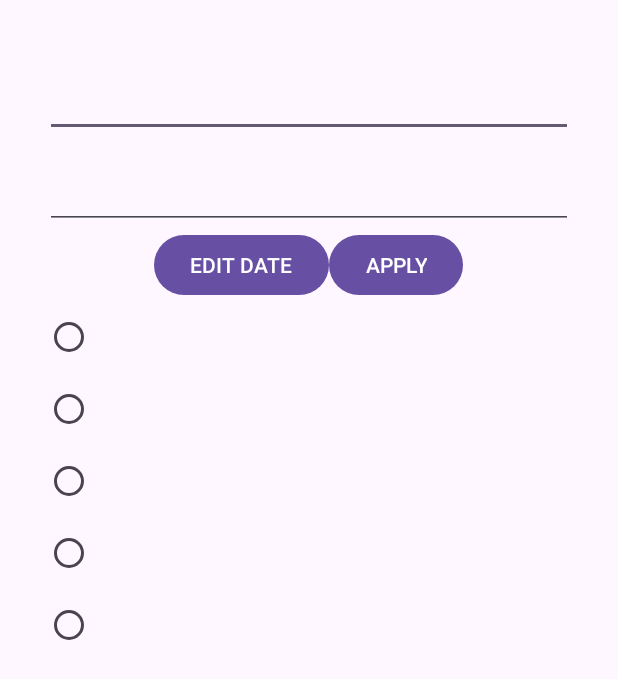
After one commit to alphadrow/MyNotes, an Android app: the layout fragment_dialog_note_properties_edit.xml on its own in the app's theme, with its tools: preview values and no code run, on a phone screen of 412 x 824 dp. The commit adds this screen. Shown: the top 679 px of the screen. Run offline under Robolectric (Android 15) with nearby library versions, the phone set to English and light mode, and no system bars.

Commit message:
последние изменения

```diff
--- a/app/src/main/AndroidManifest.xml
+++ b/app/src/main/AndroidManifest.xml
@@ -7,6 +7,7 @@
     <uses-permission android:name="android.permission.ACCESS_NETWORK_STATE" />
 
     <application
+        android:name=".MyApp"
         android:allowBackup="true"
         android:dataExtractionRules="@xml/data_extraction_rules"
         android:fullBackupContent="@xml/backup_rules"
--- a/app/src/main/java/ru/alphadrow/gb/mynotes/AboutFragment.java
+++ b/app/src/main/java/ru/alphadrow/gb/mynotes/AboutFragment.java
@@ -26,4 +26,5 @@ public class AboutFragment extends Fragment {
         // Inflate the layout for this fragment
         return inflater.inflate(R.layout.fragment_about, container, false);
     }
+
 }
--- a/app/src/main/java/ru/alphadrow/gb/mynotes/NotePropertiesFragmentEdit.java
+++ b/app/src/main/java/ru/alphadrow/gb/mynotes/NotePropertiesFragmentEdit.java
@@ -80,6 +80,7 @@ public class NotePropertiesFragmentEdit extends Fragment implements MyOnClickLis
     @Override
     public void onViewCreated(@NonNull View view, @Nullable Bundle savedInstanceState) {
         super.onViewCreated(view, savedInstanceState);
+        publisher = MyApp.getPublisher();
         initContent(view);
         setContent();
     }
@@ -213,7 +214,6 @@ public class NotePropertiesFragmentEdit extends Fragment implements MyOnClickLis
     @Override
     public void onAttach(@NonNull Context context) {
         super.onAttach(context);
-        publisher = ((MainActivity) context).getPublisher();
     }
 
     @Override
@@ -225,6 +225,5 @@ public class NotePropertiesFragmentEdit extends Fragment implements MyOnClickLis
     @Override
     public void onDestroy() {
         super.onDestroy();
-        publisher.notifyTask(currentNote);
     }
 }
--- a/app/src/main/java/ru/alphadrow/gb/mynotes/observe/Publisher.java
+++ b/app/src/main/java/ru/alphadrow/gb/mynotes/observe/Publisher.java
@@ -23,7 +23,7 @@ public class Publisher {
     public void notifyTask(Note note){
         for (Observer observer: observers) {
             observer.updateState(note);
-            unsubscribe(observer);
+            unsubscribe(observer); //TODO понять почему мы отписываемся
         }
     }
 }
--- /dev/null
+++ b/app/src/main/res/layout/fragment_dialog_note_properties_edit.xml
@@ -0,0 +1,80 @@
+<?xml version="1.0" encoding="utf-8"?>
+<LinearLayout xmlns:android="http://schemas.android.com/apk/res/android"
+    android:layout_width="match_parent"
+    android:layout_height="wrap_content"
+    android:layout_marginStart="@dimen/dialog_margin_size"
+    android:layout_marginEnd="@dimen/dialog_margin_size"
+    android:layout_marginTop="@dimen/dialog_margin_size"
+    android:gravity="top"
+    android:orientation="vertical">
+
+
+
+    <ScrollView
+        android:layout_width="match_parent"
+        android:layout_height="match_parent">
+        <RadioGroup
+            android:id="@+id/importanceRG"
+            android:layout_width="match_parent"
+            android:layout_height="wrap_content"
+            >
+            <androidx.appcompat.widget.AppCompatEditText
+                android:id="@+id/nameEditText"
+                android:layout_width="match_parent"
+                android:layout_height="wrap_content"
+                android:textSize="@dimen/text_size" />
+
+            <androidx.appcompat.widget.AppCompatEditText
+                android:id="@+id/descriptionEditText"
+                android:layout_width="match_parent"
+                android:layout_height="wrap_content"
+                android:textSize="@dimen/text_size" />
+            <LinearLayout
+                android:layout_width="wrap_content"
+                android:layout_height="match_parent"
+                android:orientation="horizontal"
+                android:layout_gravity="center">
+                <Button
+                    android:id="@+id/editDate"
+                    android:text="@string/edit_date"
+                    android:layout_width="wrap_content"
+                    android:layout_height="wrap_content"
+                    android:layout_gravity="center" />
+                <Button
+                    android:id="@+id/applyButton"
+                    android:text="@string/apply"
+                    android:layout_width="wrap_content"
+                    android:layout_height="wrap_content"
+                    android:layout_gravity="center" />
+            </LinearLayout>
+
+
+            <androidx.appcompat.widget.AppCompatRadioButton
+                android:id="@+id/forgetAboutItImportanceRB"
+                android:layout_width="match_parent"
+                android:layout_height="wrap_content" />
+
+            <androidx.appcompat.widget.AppCompatRadioButton
+                android:id="@+id/lowImportanceRB"
+                android:layout_width="match_parent"
+                android:layout_height="wrap_content" />
+
+            <androidx.appcompat.widget.AppCompatRadioButton
+                android:id="@+id/mediumImportanceRB"
+                android:layout_width="match_parent"
+                android:layout_height="wrap_content" />
+
+            <androidx.appcompat.widget.AppCompatRadioButton
+                android:id="@+id/highImportanceRB"
+                android:layout_width="match_parent"
+                android:layout_height="wrap_content" />
+
+            <androidx.appcompat.widget.AppCompatRadioButton
+                android:id="@+id/lifeAndDeathImportanceRB"
+                android:layout_width="match_parent"
+                android:layout_height="wrap_content" />
+
+
+        </RadioGroup>
+    </ScrollView>
+</LinearLayout>
--- a/app/src/main/res/values/dimens.xml
+++ b/app/src/main/res/values/dimens.xml
@@ -15,4 +15,5 @@
     <dimen name="list_item_spacing">16dp</dimen>
     <dimen name="list_item_spacing_half">8dp</dimen>
     <dimen name="margin_size">40sp</dimen>
+    <dimen name="dialog_margin_size">30sp</dimen>
 </resources>
```
Also changed, not shown: app/src/main/java/ru/alphadrow/gb/mynotes/FragmentForContextMenuRegistrar.java (added, +7 -0 lines), app/src/main/java/ru/alphadrow/gb/mynotes/MainActivity.java (+8 -4 lines), app/src/main/java/ru/alphadrow/gb/mynotes/MyApp.java (added, +19 -0 lines), app/src/main/java/ru/alphadrow/gb/mynotes/NoteAdapter.java (+5 -5 lines), app/src/main/java/ru/alphadrow/gb/mynotes/NoteFragment.java (+37 -33 lines), app/src/main/java/ru/alphadrow/gb/mynotes/NotePropertiesFragment.java (+4 -3 lines).
